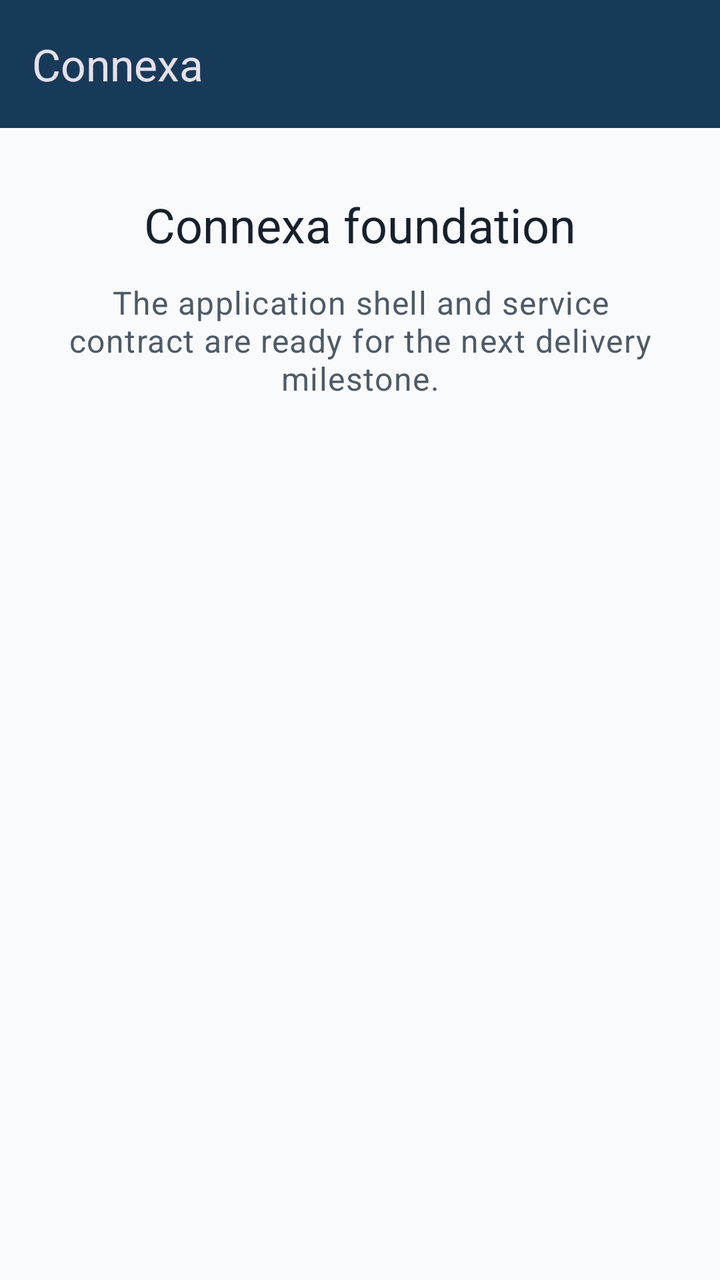
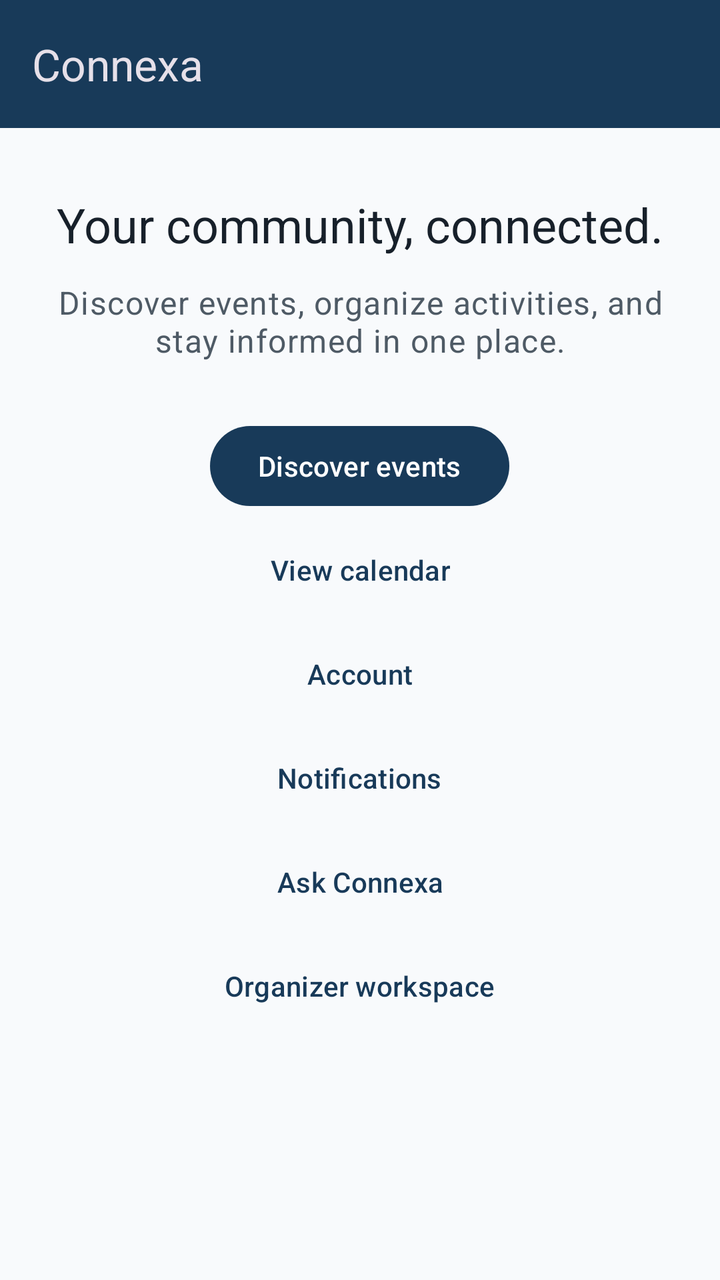

The first picture is an Android layout as it rendered before a commit; the second is the same layout after the commit. The layout source and the unified diff follow.
<!-- AndroidManifest.xml: application theme Theme.Connexa -->
<!-- res/layout/activity_main.xml -->
<?xml version="1.0" encoding="utf-8"?>
<androidx.constraintlayout.widget.ConstraintLayout xmlns:android="http://schemas.android.com/apk/res/android"
    xmlns:app="http://schemas.android.com/apk/res-auto"
    android:layout_width="match_parent"
    android:layout_height="match_parent"
    android:background="@color/connexa_surface">

    <com.google.android.material.appbar.MaterialToolbar
        android:id="@+id/top_app_bar"
        android:layout_width="0dp"
        android:layout_height="wrap_content"
        android:background="@color/connexa_primary"
        android:theme="@style/ThemeOverlay.Connexa.Toolbar"
        app:layout_constraintEnd_toEndOf="parent"
        app:layout_constraintStart_toStartOf="parent"
        app:layout_constraintTop_toTopOf="parent"
        app:title="@string/app_name" />

    <LinearLayout
        android:layout_width="0dp"
        android:layout_height="wrap_content"
        android:layout_marginHorizontal="24dp"
        android:layout_marginTop="32dp"
        android:gravity="center_horizontal"
        android:orientation="vertical"
        app:layout_constraintEnd_toEndOf="parent"
        app:layout_constraintStart_toStartOf="parent"
        app:layout_constraintTop_toBottomOf="@id/top_app_bar">

        <TextView
            android:id="@+id/foundation_title"
            android:layout_width="wrap_content"
            android:layout_height="wrap_content"
            android:text="@string/foundation_title"
            android:textAppearance="@style/TextAppearance.Material3.HeadlineSmall"
            android:textColor="@color/connexa_on_surface" />

        <TextView
            android:id="@+id/foundation_description"
            android:layout_width="wrap_content"
            android:layout_height="wrap_content"
            android:layout_marginTop="12dp"
            android:gravity="center"
            android:text="@string/foundation_description"
            android:textAppearance="@style/TextAppearance.Material3.BodyLarge"
            android:textColor="@color/connexa_on_surface_variant" />

        <TextView
            android:id="@+id/foundation_status"
            android:layout_width="wrap_content"
            android:layout_height="wrap_content"
            android:layout_marginTop="24dp"
            android:gravity="center"
            android:textAppearance="@style/TextAppearance.Material3.BodyMedium"
            android:textColor="@color/connexa_primary" />
    </LinearLayout>

</androidx.constraintlayout.widget.ConstraintLayout>
<!-- resources referenced by this layout -->
<resources>
  <color name="connexa_on_surface">#17202A</color>
  <color name="connexa_on_surface_variant">#4E5A65</color>
  <color name="connexa_primary">#183A59</color>
  <color name="connexa_surface">#F8FAFC</color>
  <string name="app_name">Connexa</string>
  <string name="foundation_description">The application shell and service contract are ready for the next delivery milestone.</string>
  <string name="foundation_title">Connexa foundation</string>
  <style name="ThemeOverlay.Connexa.Toolbar" parent="ThemeOverlay.Material3.Dark" />
  <style name="Theme.Connexa" parent="Theme.Material3.DayNight.NoActionBar">
          <item name="colorPrimary">@color/connexa_primary</item>
          <item name="colorOnPrimary">@color/connexa_on_primary</item>
          <item name="android:windowLightStatusBar">false</item>
      </style>
  <color name="connexa_on_primary">#FFFFFF</color>
</resources>

<!-- the commit's change to res/layout/activity_main.xml (unified diff, before → after) -->
@@ -28,31 +28,69 @@
         app:layout_constraintTop_toBottomOf="@id/top_app_bar">
 
         <TextView
-            android:id="@+id/foundation_title"
+            android:id="@+id/home_title"
             android:layout_width="wrap_content"
             android:layout_height="wrap_content"
-            android:text="@string/foundation_title"
+            android:text="@string/home_title"
             android:textAppearance="@style/TextAppearance.Material3.HeadlineSmall"
             android:textColor="@color/connexa_on_surface" />
 
         <TextView
-            android:id="@+id/foundation_description"
+            android:id="@+id/home_description"
             android:layout_width="wrap_content"
             android:layout_height="wrap_content"
             android:layout_marginTop="12dp"
             android:gravity="center"
-            android:text="@string/foundation_description"
+            android:text="@string/home_description"
             android:textAppearance="@style/TextAppearance.Material3.BodyLarge"
             android:textColor="@color/connexa_on_surface_variant" />
 
-        <TextView
-            android:id="@+id/foundation_status"
+        <com.google.android.material.button.MaterialButton
+            android:id="@+id/open_events_button"
             android:layout_width="wrap_content"
             android:layout_height="wrap_content"
-            android:layout_marginTop="24dp"
-            android:gravity="center"
-            android:textAppearance="@style/TextAppearance.Material3.BodyMedium"
-            android:textColor="@color/connexa_primary" />
+            android:layout_marginTop="28dp"
+            android:text="@string/open_events" />
+
+        <com.google.android.material.button.MaterialButton
+            android:id="@+id/open_calendar_button"
+            style="@style/Widget.Material3.Button.TextButton"
+            android:layout_width="wrap_content"
+            android:layout_height="wrap_content"
+            android:layout_marginTop="4dp"
+            android:text="@string/open_calendar" />
+
+        <com.google.android.material.button.MaterialButton
+            android:id="@+id/open_account_button"
+            style="@style/Widget.Material3.Button.TextButton"
+            android:layout_width="wrap_content"
+            android:layout_height="wrap_content"
+            android:layout_marginTop="4dp"
+            android:text="@string/open_account" />
+
+        <com.google.android.material.button.MaterialButton
+            android:id="@+id/open_notifications_button"
+            style="@style/Widget.Material3.Button.TextButton"
+            android:layout_width="wrap_content"
+            android:layout_height="wrap_content"
+            android:layout_marginTop="4dp"
+            android:text="@string/open_notifications" />
+
+        <com.google.android.material.button.MaterialButton
+            android:id="@+id/open_assistant_button"
+            style="@style/Widget.Material3.Button.TextButton"
+            android:layout_width="wrap_content"
+            android:layout_height="wrap_content"
+            android:layout_marginTop="4dp"
+            android:text="@string/open_assistant" />
+
+        <com.google.android.material.button.MaterialButton
+            android:id="@+id/open_organizer_button"
+            style="@style/Widget.Material3.Button.TextButton"
+            android:layout_width="wrap_content"
+            android:layout_height="wrap_content"
+            android:layout_marginTop="4dp"
+            android:text="@string/open_organizer" />
     </LinearLayout>
 
 </androidx.constraintlayout.widget.ConstraintLayout>
<!-- resource entries referenced after the edit -->
@@ -5,8 +5,14 @@
   <color name="connexa_primary">#183A59</color>
   <color name="connexa_surface">#F8FAFC</color>
   <string name="app_name">Connexa</string>
-  <string name="foundation_description">The application shell and service contract are ready for the next delivery milestone.</string>
-  <string name="foundation_title">Connexa foundation</string>
+  <string name="home_description">Discover events, organize activities, and stay informed in one place.</string>
+  <string name="home_title">Your community, connected.</string>
+  <string name="open_account">Account</string>
+  <string name="open_assistant">Ask Connexa</string>
+  <string name="open_calendar">View calendar</string>
+  <string name="open_events">Discover events</string>
+  <string name="open_notifications">Notifications</string>
+  <string name="open_organizer">Organizer workspace</string>
   <style name="ThemeOverlay.Connexa.Toolbar" parent="ThemeOverlay.Material3.Dark" />
   <style name="Theme.Connexa" parent="Theme.Material3.DayNight.NoActionBar">
           <item name="colorPrimary">@color/connexa_primary</item>
